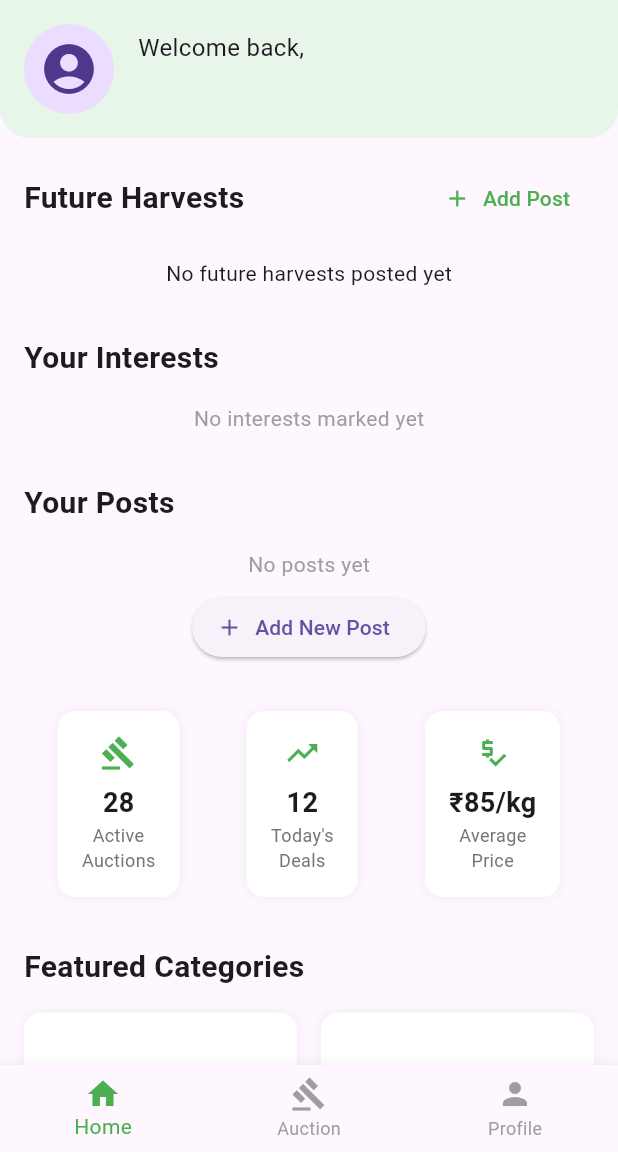
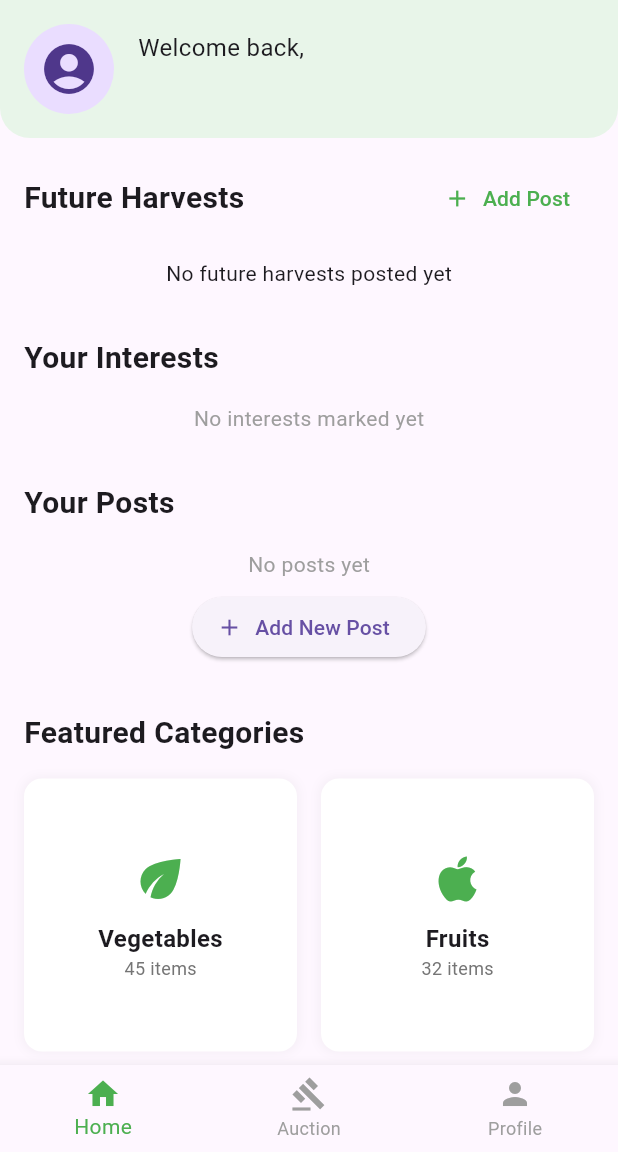
Before and after one commit to parthavpovil/FarmBid, a Flutter app: the screen it shows once a user with an empty profile is signed in, on a phone screen of 412 x 824 dp, the part 84-1236 px from its top. Run offline on Flutter 3.47's test engine with Material 3 defaults, Android fonts, the phone set to English and light mode, and no system bars; our stand-ins replace cloud_firestore, firebase_auth, firebase_core, geocoding, geolocator, google_sign_in; accounts and stored records are empty.

Commit message:
Update: Removed quick stats from home screen

```diff
--- a/lib/home_page.dart
+++ b/lib/home_page.dart
@@ -36,10 +36,10 @@ class _HomePageState extends State<HomePage> {
 
     return Scaffold(
       appBar: AppBar(
-        title: Text('FarmBid'),
+        title: const Text('FarmBid'),
         actions: [
           IconButton(
-            icon: Icon(Icons.logout),
+            icon: const Icon(Icons.logout),
             onPressed: () => _signOut(context),
           )
         ],
@@ -50,10 +50,10 @@ class _HomePageState extends State<HomePage> {
           children: [
             // Welcome Banner
             Container(
-              padding: EdgeInsets.all(16),
+              padding: const EdgeInsets.all(16),
               decoration: BoxDecoration(
                 color: Colors.green.shade50,
-                borderRadius: BorderRadius.only(
+                borderRadius: const BorderRadius.only(
                   bottomLeft: Radius.circular(20),
                   bottomRight: Radius.circular(20),
                 ),
@@ -68,21 +68,21 @@ class _HomePageState extends State<HomePage> {
                               backgroundImage: NetworkImage(user!.photoURL!),
                               radius: 30,
                             )
-                          : CircleAvatar(
+                          : const CircleAvatar(
                               child: Icon(Icons.account_circle, size: 40),
                               radius: 30,
                             ),
-                      SizedBox(width: 16),
+                      const SizedBox(width: 16),
                       Column(
                         crossAxisAlignment: CrossAxisAlignment.start,
                         children: [
-                          Text(
+                          const Text(
                             'Welcome back,',
                             style: TextStyle(fontSize: 16),
                           ),
                           Text(
                             user?.displayName ?? 'User',
-                            style: TextStyle(
+                            style: const TextStyle(
                               fontSize: 20,
                               fontWeight: FontWeight.bold,
                             ),
@@ -97,14 +97,14 @@ class _HomePageState extends State<HomePage> {
 
             // Add Future Harvests Section
             Padding(
-              padding: EdgeInsets.all(16),
+              padding: const EdgeInsets.all(16),
               child: Column(
                 crossAxisAlignment: CrossAxisAlignment.start,
                 children: [
                   Row(
                     mainAxisAlignment: MainAxisAlignment.spaceBetween,
                     children: [
-                      Text(
+                      const Text(
                         'Future Harvests',
                         style: TextStyle(
                           fontSize: 20,
@@ -119,13 +119,13 @@ class _HomePageState extends State<HomePage> {
                                 builder: (context) => AddPreAuctionPage()),
                           );
                         },
-                        icon: Icon(Icons.add, color: Colors.green),
-                        label: Text('Add Post',
+                        icon: const Icon(Icons.add, color: Colors.green),
+                        label: const Text('Add Post',
                             style: TextStyle(color: Colors.green)),
                       ),
                     ],
                   ),
-                  SizedBox(height: 16),
+                  const SizedBox(height: 16),
                   StreamBuilder<QuerySnapshot>(
                     stream: PreAuctionService().getFutureHarvests(),
                     builder: (context, snapshot) {
@@ -138,13 +138,13 @@ class _HomePageState extends State<HomePage> {
                           child: Column(
                             mainAxisAlignment: MainAxisAlignment.center,
                             children: [
-                              Text('Error loading future harvests'),
-                              SizedBox(height: 8),
+                              const Text('Error loading future harvests'),
+                              const SizedBox(height: 8),
                               ElevatedButton(
                                 onPressed: () {
                                   setState(() {});
                                 },
-                                child: Text('Retry'),
+                                child: const Text('Retry'),
                               ),
                             ],
                           ),
@@ -152,7 +152,7 @@ class _HomePageState extends State<HomePage> {
                       }
 
                       if (snapshot.connectionState == ConnectionState.waiting) {
-                        return Center(child: CircularProgressIndicator());
+                        return const Center(child: CircularProgressIndicator());
                       }
 
                       final currentUserId =
@@ -167,7 +167,7 @@ class _HomePageState extends State<HomePage> {
                           'Processing ${docs.length} future harvest documents');
 
                       if (docs.isEmpty) {
-                        return Center(
+                        return const Center(
                           child: Text('No future harvests posted yet'),
                         );
                       }
@@ -187,18 +187,18 @@ class _HomePageState extends State<HomePage> {
 
             // Your Interests Section
             Padding(
-              padding: EdgeInsets.all(16),
+              padding: const EdgeInsets.all(16),
               child: Column(
                 crossAxisAlignment: CrossAxisAlignment.start,
                 children: [
-                  Text(
+                  const Text(
                     'Your Interests',
                     style: TextStyle(
                       fontSize: 20,
                       fontWeight: FontWeight.bold,
                     ),
                   ),
-                  SizedBox(height: 16),
+                  const SizedBox(height: 16),
                   StreamBuilder<QuerySnapshot>(
                     stream: FirebaseFirestore.instance
                         .collection('pre_auction_listings')
@@ -209,11 +209,11 @@ class _HomePageState extends State<HomePage> {
                         .snapshots(),
                     builder: (context, snapshot) {
                       if (!snapshot.hasData) {
-                        return Center(child: CircularProgressIndicator());
+                        return const Center(child: CircularProgressIndicator());
                       }
 
                       if (snapshot.data!.docs.isEmpty) {
-                        return Center(
+                        return const Center(
                           child: Text(
                             'No interests marked yet',
                             style: TextStyle(color: Colors.grey),
@@ -225,13 +225,13 @@ class _HomePageState extends State<HomePage> {
                         children: snapshot.data!.docs.map((doc) {
                           final data = doc.data() as Map<String, dynamic>;
                           return Card(
-                            margin: EdgeInsets.only(bottom: 8),
+                            margin: const EdgeInsets.only(bottom: 8),
                             child: ListTile(
                               title: Text(data['productName']),
                               subtitle: Text(
                                 'Expected: ${_formatDate(DateTime.parse(data['expectedHarvestDate']))}',
                               ),
-                              trailing: Icon(Icons.notifications_active),
+                              trailing: const Icon(Icons.notifications_active),
                             ),
                           );
                         }).toList(),
@@ -244,18 +244,18 @@ class _HomePageState extends State<HomePage> {
 
             // Your Posts Section
             Padding(
-              padding: EdgeInsets.all(16),
+              padding: const EdgeInsets.all(16),
               child: Column(
                 crossAxisAlignment: CrossAxisAlignment.start,
                 children: [
-                  Text(
+                  const Text(
                     'Your Posts',
                     style: TextStyle(
                       fontSize: 20,
                       fontWeight: FontWeight.bold,
                     ),
                   ),
-                  SizedBox(height: 16),
+                  const SizedBox(height: 16),
                   StreamBuilder<QuerySnapshot>(
                     stream: FirebaseFirestore.instance
                         .collection('pre_auction_listings')
@@ -266,11 +266,11 @@ class _HomePageState extends State<HomePage> {
                         .snapshots(),
                     builder: (context, snapshot) {
                       if (snapshot.connectionState == ConnectionState.waiting) {
-                        return Center(child: CircularProgressIndicator());
+                        return const Center(child: CircularProgressIndicator());
                       }
 
                       if (snapshot.hasError) {
-                        return Center(
+                        return const Center(
                           child: Text('Error loading your posts'),
                         );
                       }
@@ -281,11 +281,11 @@ class _HomePageState extends State<HomePage> {
                         return Center(
                           child: Column(
                             children: [
-                              Text(
+                              const Text(
                                 'No posts yet',
                                 style: TextStyle(color: Colors.grey),
                               ),
-                              SizedBox(height: 8),
+                              const SizedBox(height: 8),
                               ElevatedButton.icon(
                                 onPressed: () {
                                   Navigator.push(
@@ -295,8 +295,8 @@ class _HomePageState extends State<HomePage> {
                                     ),
                                   );
                                 },
-                                icon: Icon(Icons.add),
-                                label: Text('Add New Post'),
+                                icon: const Icon(Icons.add),
+                                label: const Text('Add New Post'),
                               ),
                             ],
                           ),
@@ -315,37 +315,23 @@ class _HomePageState extends State<HomePage> {
               ),
             ),
 
-            // Quick Stats
-            Padding(
-              padding: EdgeInsets.all(16),
-              child: Row(
-                mainAxisAlignment: MainAxisAlignment.spaceAround,
-                children: [
-                  _buildQuickStat('Active\nAuctions', '28', Icons.gavel),
-                  _buildQuickStat('Today\'s\nDeals', '12', Icons.trending_up),
-                  _buildQuickStat(
-                      'Average\nPrice', '₹85/kg', Icons.price_check),
-                ],
-              ),
-            ),
-
             // Featured Categories
             Padding(
-              padding: EdgeInsets.all(16),
+              padding: const EdgeInsets.all(16),
               child: Column(
                 crossAxisAlignment: CrossAxisAlignment.start,
                 children: [
-                  Text(
+                  const Text(
                     'Featured Categories',
                     style: TextStyle(
                       fontSize: 20,
                       fontWeight: FontWeight.bold,
                     ),
                   ),
-                  SizedBox(height: 16),
+                  const SizedBox(height: 16),
                   GridView.count(
                     shrinkWrap: true,
-                    physics: NeverScrollableScrollPhysics(),
+                    physics: const NeverScrollableScrollPhysics(),
                     crossAxisCount: 2,
                     mainAxisSpacing: 16,
                     crossAxisSpacing: 16,
@@ -366,18 +352,18 @@ class _HomePageState extends State<HomePage> {
 
             // Trending Auctions
             Padding(
-              padding: EdgeInsets.all(16),
+              padding: const EdgeInsets.all(16),
               child: Column(
                 crossAxisAlignment: CrossAxisAlignment.start,
                 children: [
-                  Text(
+                  const Text(
                     'Trending Auctions',
                     style: TextStyle(
                       fontSize: 20,
                       fontWeight: FontWeight.bold,
                     ),
                   ),
-                  SizedBox(height: 16),
+                  const SizedBox(height: 16),
                   _buildTrendingAuctions(),
                 ],
               ),
@@ -385,10 +371,10 @@ class _HomePageState extends State<HomePage> {
 
             // Tips Section
             Padding(
-              padding: EdgeInsets.all(16),
+              padding: const EdgeInsets.all(16),
               child: Card(
                 color: Colors.green.shade50,
-                child: Padding(
+                child: const Padding(
                   padding: EdgeInsets.all(16),
                   child: Column(
                     crossAxisAlignment: CrossAxisAlignment.start,
@@ -426,7 +412,7 @@ class _HomePageState extends State<HomePage> {
 
   Widget _buildQuickStat(String title, String value, IconData icon) {
     return Container(
-      padding: EdgeInsets.all(16),
+      padding: const EdgeInsets.all(16),
       decoration: BoxDecoration(
         color: Colors.white,
         borderRadius: BorderRadius.circular(12),
@@ -441,10 +427,10 @@ class _HomePageState extends State<HomePage> {
       child: Column(
         children: [
           Icon(icon, color: Colors.green, size: 24),
-          SizedBox(height: 8),
+          const SizedBox(height: 8),
           Text(
             value,
-            style: TextStyle(
+            style: const TextStyle(
               fontSize: 18,
               fontWeight: FontWeight.bold,
             ),
@@ -483,10 +469,10 @@ class _HomePageState extends State<HomePage> {
             size: 40,
             color: Colors.green,
           ),
-          SizedBox(height: 8),
+          const SizedBox(height: 8),
           Text(
             title,
-            style: TextStyle(
+            style: const TextStyle(
               fontSize: 16,
               fontWeight: FontWeight.bold,
             ),
@@ -527,30 +513,30 @@ class _HomePageState extends State<HomePage> {
           .snapshots(),
       builder: (context, snapshot) {
         if (snapshot.hasError) {
-          return Text('Something went wrong');
+          return const Text('Something went wrong');
         }
 
         if (snapshot.connectionState == ConnectionState.waiting) {
-          return Center(child: CircularProgressIndicator());
+          return const Center(child: CircularProgressIndicator());
         }
 
         return Column(
           children: (snapshot.data?.docs ?? []).map((doc) {
             final data = doc.data() as Map<String, dynamic>;
             return Card(
-              margin: EdgeInsets.only(bottom: 12),
+              margin: const EdgeInsets.only(bottom: 12),
               child: ListTile(
                 leading: Container(
-                  padding: EdgeInsets.all(8),
+                  padding: const EdgeInsets.all(8),
                   decoration: BoxDecoration(
                     color: Colors.green.withOpacity(0.1),
                     shape: BoxShape.circle,
                   ),
-                  child: Icon(Icons.trending_up, color: Colors.green),
+                  child: const Icon(Icons.trending_up, color: Colors.green),
                 ),
                 title: Text(data['name'] ?? 'Unknown Item'),
                 subtitle: Text('Current Bid: ₹${data['currentBid']}'),
-                trailing: Icon(Icons.arrow_forward_ios, size: 16),
+                trailing: const Icon(Icons.arrow_forward_ios, size: 16),
                 onTap: () {
                   // Navigate to auction detail
                 },
@@ -573,13 +559,13 @@ class _HomePageState extends State<HomePage> {
         (data['interestedBuyerIds'] as List<dynamic>).contains(currentUserId);
 
     return Card(
-      margin: EdgeInsets.only(bottom: 12),
+      margin: const EdgeInsets.only(bottom: 12),
       child: Column(
         children: [
           ListTile(
             leading: CircleAvatar(
               backgroundColor: Colors.green.shade50,
-              child: Icon(Icons.eco, color: Colors.green),
+              child: const Icon(Icons.eco, color: Colors.green),
             ),
             title: Row(
               children: [
@@ -588,9 +574,9 @@ class _HomePageState extends State<HomePage> {
                 ),
                 if (isOwner)
                   PopupMenuButton(
-                    icon: Icon(Icons.more_vert),
+                    icon: const Icon(Icons.more_vert),
                     itemBuilder: (context) => [
-                      PopupMenuItem(
+                      const PopupMenuItem(
                         value: 'delete',
                         child: Row(
                           children: [
@@ -606,13 +592,13 @@ class _HomePageState extends State<HomePage> {
                         showDialog(
                           context: context,
                           builder: (context) => AlertDialog(
-                            title: Text('Delete Listing'),
-                            content: Text(
+                            title: const Text('Delete Listing'),
+                            content: const Text(
                                 'Are you sure you want to delete this listing?'),
                             actions: [
                               TextButton(
                                 onPressed: () => Navigator.pop(context),
-                                child: Text('Cancel'),
+                                child: const Text('Cancel'),
                               ),
                               TextButton(
                                 onPressed: () {
@@ -620,7 +606,7 @@ class _HomePageState extends State<HomePage> {
                                       .deletePreAuctionListing(docId);
                                   Navigator.pop(context);
                                 },
-                                child: Text('Delete',
+                                child: const Text('Delete',
                                     style: TextStyle(color: Colors.red)),
                               ),
                             ],
```
